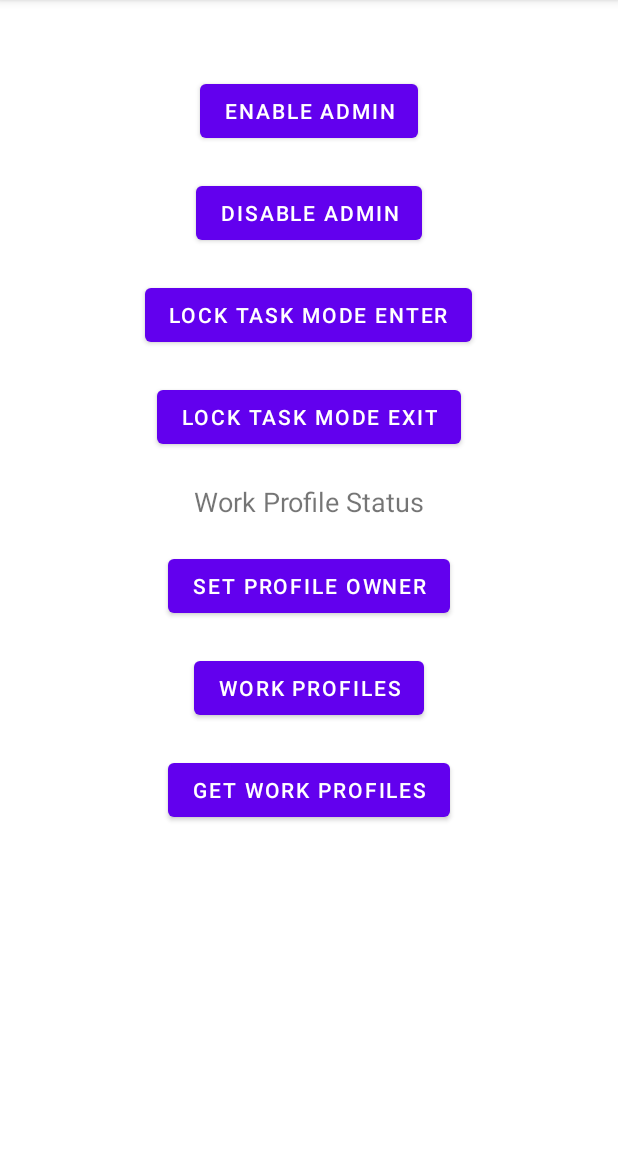
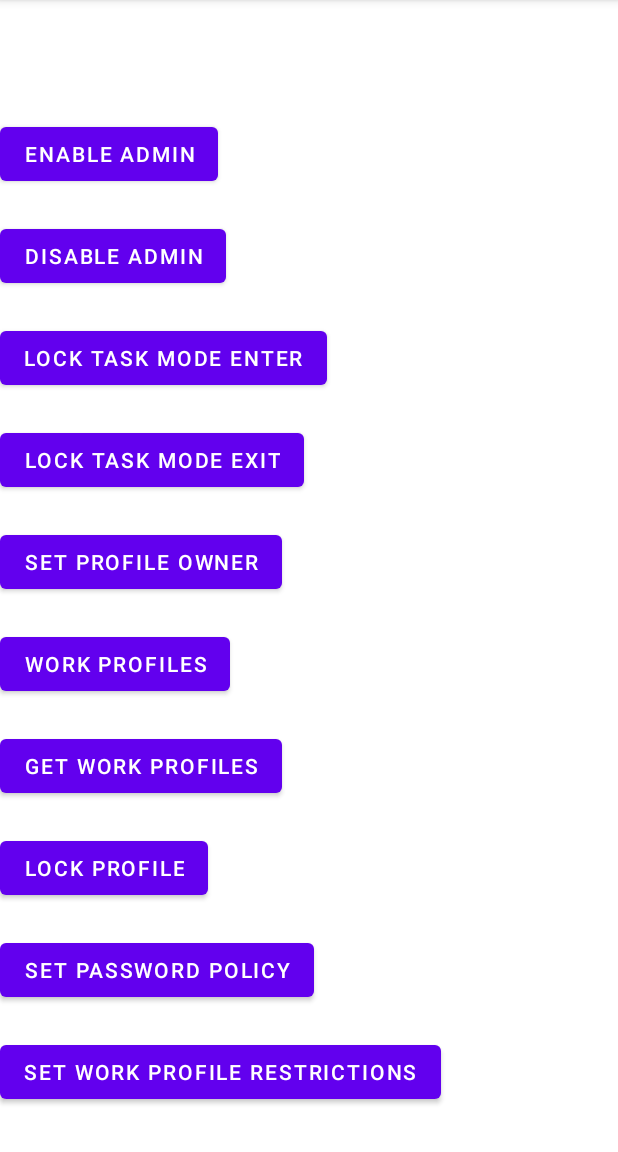
Before and after one commit to Clementine2829/MastersApp, an Android app: the screen it shows after launch (MainActivity), on a phone screen of 412 x 824 dp, the part 84-1236 px from its top. Run offline under Robolectric (Android 15) with nearby library versions, the phone set to English and light mode, and no system bars.

Commit message:
Added policies and fixed bugs in main

```diff
--- a/app/build.gradle.kts
+++ b/app/build.gradle.kts
@@ -45,4 +45,7 @@ dependencies {
     testImplementation(libs.junit)
     androidTestImplementation(libs.androidx.junit)
     androidTestImplementation(libs.androidx.espresso.core)
+    implementation(libs.securityCrypto)
+
+
 }
--- a/app/src/main/AndroidManifest.xml
+++ b/app/src/main/AndroidManifest.xml
@@ -38,6 +38,7 @@ package="co.za.clementine.mastersapp">
             android:resource="@xml/device_admin_receiver"/>
         <intent-filter>
             <action android:name="android.app.action.PROFILE_PROVISIONING_COMPLETE"/>
+<!--            <action android:name="android.app.action.DEVICE_ADMIN_ENABLED" />-->
         </intent-filter>
     </receiver>
 </application>
--- a/app/src/main/java/co/za/clementine/mastersapp/DevicePolicyHelper.kt
+++ /dev/null
@@ -1,4 +0,0 @@
-package co.za.clementine.mastersapp
-
-class DevicePolicyHelper {
-}
--- a/app/src/main/java/co/za/clementine/mastersapp/MainActivity.kt
+++ b/app/src/main/java/co/za/clementine/mastersapp/MainActivity.kt
@@ -8,27 +8,28 @@ import android.content.Intent
 import android.os.Build
 import android.os.Bundle
 import android.util.Log
-import android.view.View
+import android.widget.Button
 import android.widget.Toast
-import android.widget.Button
 import androidx.annotation.RequiresApi
 import androidx.appcompat.app.AppCompatActivity
+import co.za.clementine.mastersapp.policies.device.DevicePolicies
 
 class MainActivity : AppCompatActivity() {
 
     private lateinit var devicePolicyManager: DevicePolicyManager
-    private lateinit var adminReceiver: ComponentName
+    private lateinit var adminComponentName: ComponentName
     private val PROVISIONING_REQUEST_CODE = 123
+    val profileSelectionDialog = ProfileSelectionDialog(this)
 
 
+    companion object {
+        const val RESULT_ENABLE = 1
+    }
 
     @RequiresApi(Build.VERSION_CODES.R)
     override fun onCreate(savedInstanceState: Bundle?) {
         super.onCreate(savedInstanceState)
         setContentView(R.layout.activity_main)
-
-        checkWorkProfile()
-        checkDeviceOwner(savedInstanceState)
 
         val btnEnableAdmin = findViewById<Button>(R.id.btnEnableAdmin)
         val btnDisableAdmin = findViewById<Button>(R.id.btnDisableAdmin)
@@ -37,9 +38,15 @@ class MainActivity : AppCompatActivity() {
         val btnSetProfileOwner = findViewById<Button>(R.id.btnSetProfileOwner)
         val btnNavigateToWorkProfile = findViewById<Button>(R.id.btnNavigateToWorkProfile)
         val btnGetProfile = findViewById<Button>(R.id.btnGetProfile)
+        val btnLockDevice = findViewById<Button>(R.id.btnLockDevice)
+        val btnSetPasswordPolicy = findViewById<Button>(R.id.btnSetPasswordPolicy)
+        val btnSetWorkProfileRestrictions = findViewById<Button>(R.id.setWorkProfileRestrictions)
+
+        checkDeviceOwner(savedInstanceState)
 
 
         val workProfileManager = WorkProfileManager(this)
+        val devicePolicies = DevicePolicies(this)
 
         btnEnableAdmin.setOnClickListener {
             enableAdmin()
@@ -58,39 +65,40 @@ class MainActivity : AppCompatActivity() {
         }
 
         btnSetProfileOwner.setOnClickListener {
-//            setProfileOwner()
-//            val deviceOwnerReceiver = MyDeviceAdminReceiver()
-//            deviceOwnerReceiver.setupManagedProfile(this)
-
-
             workProfileManager.createWorkProfile()
-
-
         }
         btnNavigateToWorkProfile.setOnClickListener {
             workProfileManager.navigateToWorkProfileSettings()
         }
         btnGetProfile.setOnClickListener {
 
-            val profileSelectionDialog = ProfileSelectionDialog(this)
 
             val user = profileSelectionDialog.show()
             Toast.makeText(this, "this " + user, Toast.LENGTH_SHORT).show()
             println("this userL " + user);
         }
-//
-//        val devicePolicyHelper = DevicePolicyHelper(this)
-//
-//        // Enforce password lock
-//        devicePolicyHelper.enforcePasswordLock()
+
+        btnLockDevice.setOnClickListener {
+            workProfileManager.lockProfile();
+        }
+
+        btnSetPasswordPolicy.setOnClickListener {
+            devicePolicies.setPasswordPolicy()
+        }
+
+        btnSetWorkProfileRestrictions.setOnClickListener {
+            devicePolicies.setWorkProfileRestrictions()
+        }
+
+
     }
-
 
 
     private fun checkDeviceOwner(savedInstanceState: Bundle?) {
 
         devicePolicyManager = getSystemService(Context.DEVICE_POLICY_SERVICE) as DevicePolicyManager
-        adminReceiver = ComponentName(this, DeviceOwnerReceiver::class.java)
+        adminComponentName = ComponentName(this, DeviceOwnerReceiver::class.java)
+
 
         var doMessage = "App's device owner state is unknown"
 
@@ -109,16 +117,16 @@ class MainActivity : AppCompatActivity() {
     }
     private fun enableAdmin() {
         val intent = Intent(DevicePolicyManager.ACTION_ADD_DEVICE_ADMIN)
-        intent.putExtra(DevicePolicyManager.EXTRA_DEVICE_ADMIN, adminReceiver)
+        intent.putExtra(DevicePolicyManager.EXTRA_DEVICE_ADMIN, adminComponentName)
         startActivity(intent)
     }
 
     private fun disableAdmin() {
-        devicePolicyManager.removeActiveAdmin(adminReceiver)
+        devicePolicyManager.removeActiveAdmin(adminComponentName)
     }
 
     private fun lockTaskModeEnter() {
-        devicePolicyManager.setLockTaskPackages(adminReceiver, arrayOf(packageName))
+        devicePolicyManager.setLockTaskPackages(adminComponentName, arrayOf(packageName))
         startLockTask()
     }
 
@@ -126,25 +134,7 @@ class MainActivity : AppCompatActivity() {
         stopLockTask()
     }
 
-    private fun checkWorkProfile() {
-        val devicePolicyManager = getSystemService(Context.DEVICE_POLICY_SERVICE) as DevicePolicyManager
-        val componentName = ComponentName(this, DeviceOwnerReceiver::class.java)
-
-//        if (devicePolicyManager.isProfileOwnerApp(packageName) && devicePolicyManager.isProfileActive(componentName)) {
-//            // Work profile is enabled
-//            showToast("Work Profile is enabled")
-//        } else {
-//            // Work profile is not enabled
-//            showToast("Work Profile is not enabled")
-//        }
-    }
-
-    private fun setProfileOwner() {
-        val intent = Intent(DevicePolicyManager.ACTION_PROVISION_MANAGED_PROFILE)
-        intent.putExtra(DevicePolicyManager.EXTRA_PROVISIONING_DEVICE_ADMIN_COMPONENT_NAME, adminReceiver)
-        startActivityForResult(intent, PROVISIONING_REQUEST_CODE)
-    }
-
+    @Deprecated("Deprecated in Java")
     override fun onActivityResult(requestCode: Int, resultCode: Int, data: Intent?) {
         super.onActivityResult(requestCode, resultCode, data)
         if (requestCode == PROVISIONING_REQUEST_CODE) {
@@ -169,12 +159,7 @@ class MainActivity : AppCompatActivity() {
             return
         }
 
-        devicePolicyManager.setProfileName(adminReceiver, "Your Profile Name")
+        devicePolicyManager.setProfileName(adminComponentName, "Your Profile Name")
         Toast.makeText(this, "Profile owner enabled", Toast.LENGTH_SHORT).show()
     }
-
-
-    private fun showToast(message: String) {
-        Toast.makeText(this, message, Toast.LENGTH_SHORT).show()
-    }
 }
--- /dev/null
+++ b/app/src/main/java/co/za/clementine/mastersapp/policies/device/MyDevicePolicyManager.kt
@@ -0,0 +1,4 @@
+package co.za.clementine.mastersapp.policies.device
+
+class MyDevicePolicyManager {
+}
--- a/app/src/main/res/layout/activity_main.xml
+++ b/app/src/main/res/layout/activity_main.xml
@@ -1,83 +1,85 @@
 <?xml version="1.0" encoding="utf-8"?>
-<RelativeLayout xmlns:android="http://schemas.android.com/apk/res/android"
+<ScrollView xmlns:android="http://schemas.android.com/apk/res/android"
     xmlns:tools="http://schemas.android.com/tools"
     android:layout_width="match_parent"
     android:layout_height="match_parent"
     tools:context=".MainActivity">
 
+        <LinearLayout
+            android:layout_width="match_parent"
+            android:layout_height="wrap_content"
+            android:orientation="vertical"
+            android:layout_gravity="center_vertical">
+
             <Button
                 android:id="@+id/btnEnableAdmin"
                 android:layout_width="wrap_content"
                 android:layout_height="wrap_content"
-        android:layout_centerHorizontal="true"
                 android:layout_marginTop="50dp"
-        android:text="Enable Admin" />
+                android:text="@string/enable_admin" />
 
             <Button
                 android:id="@+id/btnDisableAdmin"
                 android:layout_width="wrap_content"
                 android:layout_height="wrap_content"
-        android:layout_below="@id/btnEnableAdmin"
-        android:layout_centerHorizontal="true"
                 android:layout_marginTop="20dp"
-        android:text="Disable Admin" />
+                android:text="@string/disable_admin" />
 
             <Button
                 android:id="@+id/btnLockTaskModeEnter"
                 android:layout_width="wrap_content"
                 android:layout_height="wrap_content"
-        android:layout_below="@id/btnDisableAdmin"
-        android:layout_centerHorizontal="true"
                 android:layout_marginTop="20dp"
-        android:text="Lock Task Mode Enter" />
+                android:text="@string/lock_task_mode_enter" />
 
             <Button
                 android:id="@+id/btnLockTaskModeExit"
                 android:layout_width="wrap_content"
                 android:layout_height="wrap_content"
-        android:layout_below="@id/btnLockTaskModeEnter"
-        android:layout_centerHorizontal="true"
                 android:layout_marginTop="20dp"
-        android:text="Lock Task Mode Exit" />
-
-
-    <TextView
-        android:id="@+id/textView"
-        android:layout_width="wrap_content"
-        android:layout_height="wrap_content"
-        android:layout_below="@+id/btnLockTaskModeExit"
-        android:layout_alignParentStart="true"
-        android:layout_alignParentEnd="true"
-        android:layout_marginTop="20dp"
-        android:text="Work Profile Status"
-        android:textAlignment="center"
-        android:textSize="18sp" />
+                android:text="@string/lock_task_mode_exit" />
 
             <Button
                 android:id="@+id/btnSetProfileOwner"
                 android:layout_width="wrap_content"
                 android:layout_height="wrap_content"
-        android:layout_below="@id/textView"
-        android:layout_centerHorizontal="true"
                 android:layout_marginTop="20dp"
-        android:text="Set Profile Owner" />
+                android:text="@string/set_profile_owner" />
 
             <Button
                 android:id="@+id/btnNavigateToWorkProfile"
                 android:layout_width="wrap_content"
                 android:layout_height="wrap_content"
-        android:layout_below="@id/btnSetProfileOwner"
-        android:layout_centerHorizontal="true"
                 android:layout_marginTop="20dp"
-        android:text="Work Profiles" />
+                android:text="@string/work_profiles" />
 
             <Button
                 android:id="@+id/btnGetProfile"
                 android:layout_width="wrap_content"
                 android:layout_height="wrap_content"
-        android:layout_below="@id/btnNavigateToWorkProfile"
-        android:layout_centerHorizontal="true"
                 android:layout_marginTop="20dp"
-        android:text="Get Work Profiles" />
+                android:text="@string/get_work_profiles" />
 
-</RelativeLayout>
+            <Button
+                android:id="@+id/btnLockDevice"
+                android:layout_width="wrap_content"
+                android:layout_height="wrap_content"
+                android:layout_marginTop="20dp"
+                android:text="@string/lock_profile" />
+
+            <Button
+                android:id="@+id/btnSetPasswordPolicy"
+                android:layout_width="wrap_content"
+                android:layout_height="wrap_content"
+                android:layout_marginTop="20dp"
+                android:text="@string/set_password_policy" />
+
+            <Button
+                android:id="@+id/setWorkProfileRestrictions"
+                android:layout_width="wrap_content"
+                android:layout_height="wrap_content"
+                android:layout_marginTop="20dp"
+                android:text="@string/set_work_profile_restrictions" />
+
+        </LinearLayout>
+</ScrollView>
--- a/app/src/main/res/values/strings.xml
+++ b/app/src/main/res/values/strings.xml
@@ -1,4 +1,16 @@
 <resources>
     <string name="app_name">MastersApp</string>
     <string name="profile_name">MastersApp</string>
+    <string name="profile_name_clementine">Clementine </string>
+    <string name="enable_admin">Enable Admin</string>
+    <string name="disable_admin">Disable Admin</string>
+    <string name="lock_task_mode_enter">Lock Task Mode Enter</string>
+    <string name="lock_task_mode_exit">Lock Task Mode Exit</string>
+    <string name="work_profile_status">Work Profile Status</string>
+    <string name="lock_profile">Lock profile</string>
+    <string name="get_work_profiles">Get Work Profiles</string>
+    <string name="work_profiles">Work Profiles</string>
+    <string name="set_profile_owner">Set Profile Owner</string>
+    <string name="set_password_policy">Set password policy</string>
+    <string name="set_work_profile_restrictions">Set work profile restrictions</string>
 </resources>
--- a/gradle/libs.versions.toml
+++ b/gradle/libs.versions.toml
@@ -9,6 +9,7 @@ appcompat = "1.6.1"
 material = "1.10.0"
 activity = "1.8.0"
 constraintlayout = "2.1.4"
+securityCrypto = "1.1.0-alpha03"
 
 [libraries]
 androidx-core-ktx = { group = "androidx.core", name = "core-ktx", version.ref = "coreKtx" }
@@ -19,6 +20,8 @@ androidx-appcompat = { group = "androidx.appcompat", name = "appcompat", version
 material = { group = "com.google.android.material", name = "material", version.ref = "material" }
 androidx-activity = { group = "androidx.activity", name = "activity", version.ref = "activity" }
 androidx-constraintlayout = { group = "androidx.constraintlayout", name = "constraintlayout", version.ref = "constraintlayout" }
+securityCrypto = { group = "androidx.security", name = "security-crypto", version.ref = "securityCrypto" }
+
 
 [plugins]
 androidApplication = { id = "com.android.application", version.ref = "agp" }
```
Also changed, not shown: app/src/main/java/co/za/clementine/mastersapp/DeviceOwnerReceiver.kt (+23 -65 lines), app/src/main/java/co/za/clementine/mastersapp/MyDeviceAdminReceiver.kt (deleted, +0 -50 lines), app/src/main/java/co/za/clementine/mastersapp/ProfileSelectionDialog.kt (+3 -70 lines), app/src/main/java/co/za/clementine/mastersapp/WorkProfileManager.kt (+65 -4 lines), app/src/main/java/co/za/clementine/mastersapp/policies/device/DevicePolicies.java (added, +80 -0 lines). Lines whose indentation alone changed are shown as unchanged.
